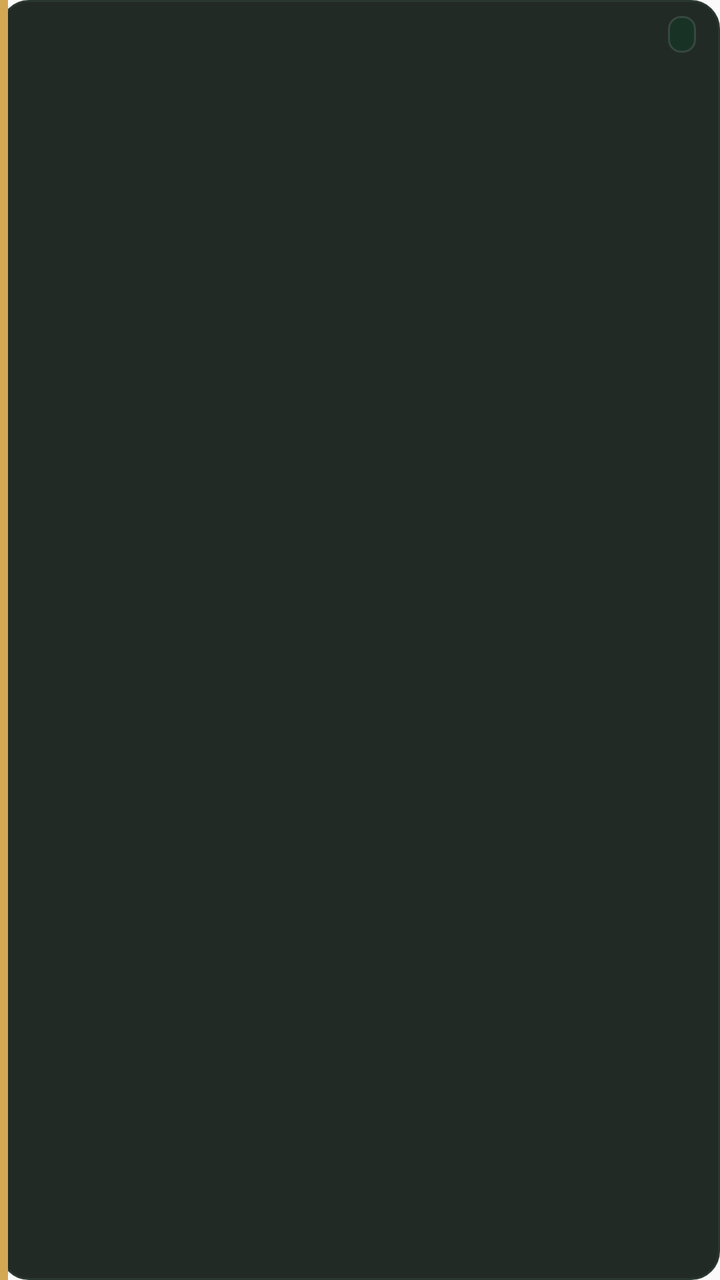
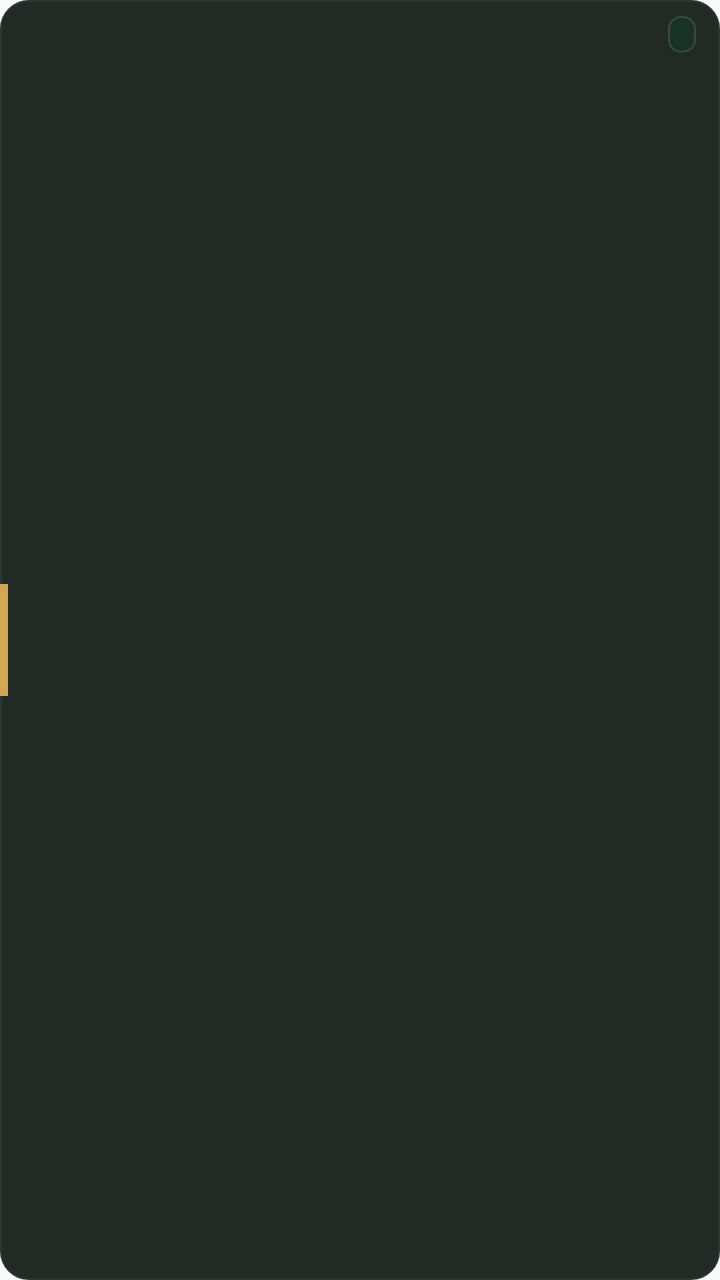

An Android layout rendered at two revisions. The XML below is the earlier revision; the diff shows what the commit changed to produce the second picture.
<!-- AndroidManifest.xml: application theme AppTheme -->
<!-- res/layout/widget_order_item.xml -->
<?xml version="1.0" encoding="utf-8"?>
<LinearLayout xmlns:android="http://schemas.android.com/apk/res/android"
    android:id="@+id/item_root"
    android:layout_width="match_parent"
    android:layout_height="wrap_content"
    android:orientation="horizontal"
    android:background="@drawable/widget_card_background">

    
    <View
        android:id="@+id/item_status_stripe"
        android:layout_width="4dp"
        android:layout_height="match_parent"
        android:background="#D4A853" />

    
    <LinearLayout
        android:layout_width="match_parent"
        android:layout_height="wrap_content"
        android:orientation="vertical"
        android:paddingStart="12dp"
        android:paddingEnd="12dp"
        android:paddingTop="8dp"
        android:paddingBottom="8dp">

        
        <LinearLayout
            android:layout_width="match_parent"
            android:layout_height="wrap_content"
            android:orientation="horizontal"
            android:gravity="center_vertical">

            <TextView
                android:id="@+id/item_meal_type"
                android:layout_width="0dp"
                android:layout_height="wrap_content"
                android:layout_weight="1"
                android:textColor="@color/widget_primary_text"
                android:textSize="13sp"
                android:textStyle="bold"
                android:letterSpacing="0.01"
                android:maxLines="1"
                android:ellipsize="end" />

            <TextView
                android:id="@+id/item_pax_badge"
                android:layout_width="wrap_content"
                android:layout_height="wrap_content"
                android:textColor="@color/widget_badge_text"
                android:textSize="10.5sp"
                android:textStyle="bold"
                android:letterSpacing="0.04"
                android:background="@drawable/widget_badge_background"
                android:paddingStart="7dp"
                android:paddingEnd="7dp"
                android:paddingTop="2dp"
                android:paddingBottom="2dp"
                android:layout_marginStart="6dp" />
        </LinearLayout>

        
        <LinearLayout
            android:layout_width="match_parent"
            android:layout_height="wrap_content"
            android:orientation="horizontal"
            android:gravity="center_vertical"
            android:paddingTop="3dp">

            <TextView
                android:id="@+id/item_date"
                android:layout_width="0dp"
                android:layout_height="wrap_content"
                android:layout_weight="1"
                android:textColor="@color/widget_title_accent"
                android:textSize="11sp"
                android:textStyle="bold"
                android:maxLines="1"
                android:ellipsize="end" />

            <TextView
                android:id="@+id/item_time"
                android:layout_width="wrap_content"
                android:layout_height="wrap_content"
                android:textColor="@color/widget_title_accent"
                android:textSize="11sp"
                android:textStyle="bold"
                android:layout_marginStart="8dp"
                android:maxLines="1" />
        </LinearLayout>

        
        <TextView
            android:id="@+id/item_meal_location"
            android:layout_width="match_parent"
            android:layout_height="wrap_content"
            android:textColor="@color/widget_secondary_text"
            android:textSize="11sp"
            android:paddingTop="2dp"
            android:maxLines="1"
            android:ellipsize="end" />

    </LinearLayout>

</LinearLayout>
<!-- resources referenced by this layout -->
<resources>
  <color name="widget_badge_text">#34D399</color>
  <color name="widget_primary_text">#FFFFFF</color>
  <color name="widget_secondary_text">#E2E8F0</color>
  <color name="widget_title_accent">#10B981</color>
  <!-- drawable widget_badge_background (drawable) -->
  <?xml version="1.0" encoding="utf-8"?>
  <shape xmlns:android="http://schemas.android.com/apk/res/android"
      android:shape="rectangle">
      <solid android:color="@color/widget_badge_bg" />
      <corners android:radius="6dp" />
      <stroke
          android:width="1dp"
          android:color="@color/widget_card_stroke" />
  </shape>
  <!-- drawable widget_card_background (drawable) -->
  <?xml version="1.0" encoding="utf-8"?>
  <shape xmlns:android="http://schemas.android.com/apk/res/android"
      android:shape="rectangle">
      <solid android:color="@color/widget_card_background" />
      <corners android:radius="14dp" />
      <stroke
          android:width="1dp"
          android:color="@color/widget_divider" />
  </shape>
  <style name="AppTheme" parent="Theme.AppCompat.Light.DarkActionBar">
          
          <item name="colorPrimary">@color/colorPrimary</item>
          <item name="colorPrimaryDark">@color/colorPrimaryDark</item>
          <item name="colorAccent">@color/colorAccent</item>
      </style>
  <color name="widget_badge_bg">#183226</color>
  <color name="widget_card_stroke">#37473F</color>
  <color name="widget_card_background">#222A26</color>
  <color name="widget_divider">#2A3730</color>
  <color name="colorPrimary">#1A1816</color>
  <color name="colorPrimaryDark">#2D2520</color>
  <color name="colorAccent">#D4A853</color>
</resources>

<!-- the commit's change to res/layout/widget_order_item.xml (unified diff, before → after) -->
@@ -7,10 +7,11 @@
     android:background="@drawable/widget_card_background">
 
     
-    <View
+    <ImageView
         android:id="@+id/item_status_stripe"
         android:layout_width="4dp"
-        android:layout_height="match_parent"
+        android:layout_height="56dp"
+        android:layout_gravity="center_vertical"
         android:background="#D4A853" />
 
     
@@ -38,8 +39,7 @@
                 android:textColor="@color/widget_primary_text"
                 android:textSize="13sp"
                 android:textStyle="bold"
-                android:letterSpacing="0.01"
-                android:maxLines="1"
+                android:singleLine="true"
                 android:ellipsize="end" />
 
             <TextView
@@ -49,7 +49,6 @@
                 android:textColor="@color/widget_badge_text"
                 android:textSize="10.5sp"
                 android:textStyle="bold"
-                android:letterSpacing="0.04"
                 android:background="@drawable/widget_badge_background"
                 android:paddingStart="7dp"
                 android:paddingEnd="7dp"
@@ -74,7 +73,7 @@
                 android:textColor="@color/widget_title_accent"
                 android:textSize="11sp"
                 android:textStyle="bold"
-                android:maxLines="1"
+                android:singleLine="true"
                 android:ellipsize="end" />
 
             <TextView
@@ -85,7 +84,7 @@
                 android:textSize="11sp"
                 android:textStyle="bold"
                 android:layout_marginStart="8dp"
-                android:maxLines="1" />
+                android:singleLine="true" />
         </LinearLayout>
 
         
@@ -96,7 +95,7 @@
             android:textColor="@color/widget_secondary_text"
             android:textSize="11sp"
             android:paddingTop="2dp"
-            android:maxLines="1"
+            android:singleLine="true"
             android:ellipsize="end" />
 
     </LinearLayout>
